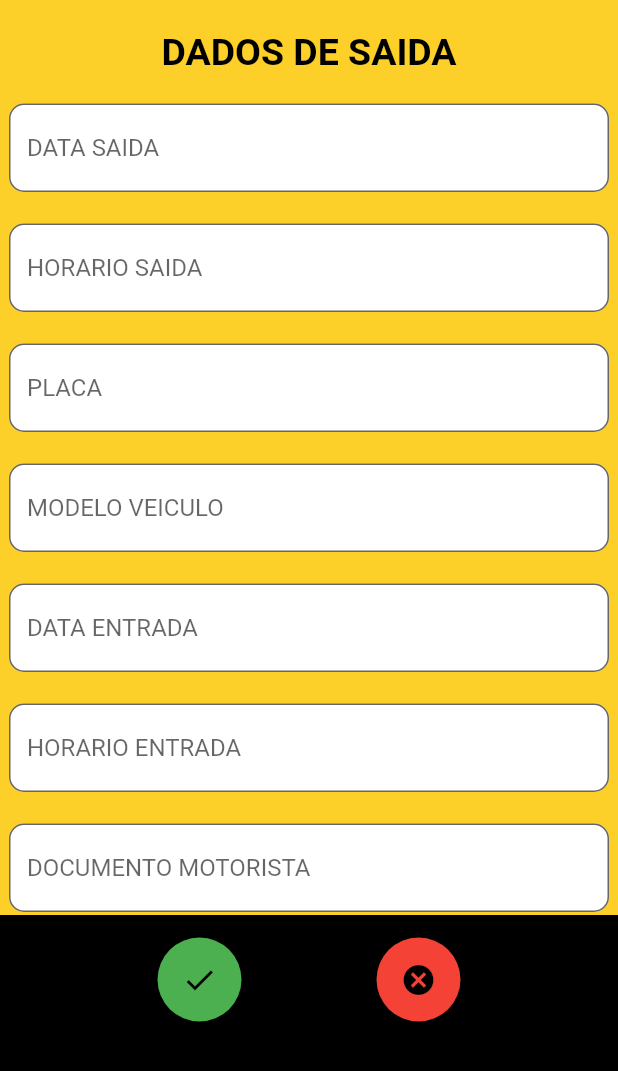
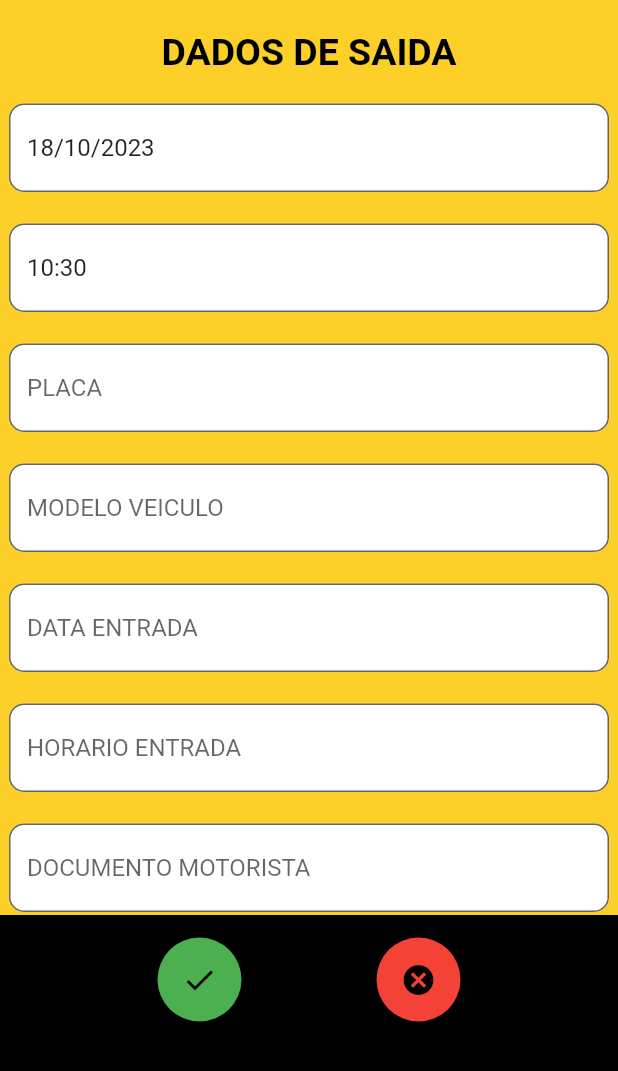
Before and after one commit to LameraSamuel/Watchin, a Flutter app: the Saida screen opened by its route, on a phone screen of 412 x 824 dp, the part 165-1236 px from its top. Run offline on Flutter 3.47's test engine with Material 2 defaults, Android fonts, the light colour scheme and no system bars.

Commit message:
alteracao de data e hora nos campos saida / entrada

```diff
--- a/gvpneus/lib/Line/line.dart
+++ b/gvpneus/lib/Line/line.dart
@@ -1,16 +1,18 @@
 import 'package:flutter/material.dart';
 
 class Line extends StatelessWidget {
+  final String hintText;
+  final double width;
+  final double height;
+  final TextEditingController? controller;
+
   const Line({
     Key? key,
     required this.hintText,
     this.width = 400,
     this.height = 80,
+    this.controller, // Adicione o controlador
   }) : super(key: key);
-
-  final String hintText;
-  final double width;
-  final double height;
 
   @override
   Widget build(BuildContext context) {
@@ -19,6 +21,7 @@ class Line extends StatelessWidget {
         width: width,
         height: height,
         child: TextFormField(
+          controller: controller, // Use o controlador fornecido
           decoration: InputDecoration(
             hintText: hintText,
             border: OutlineInputBorder(
--- a/gvpneus/lib/dados_saida/saida.dart
+++ b/gvpneus/lib/dados_saida/saida.dart
@@ -4,13 +4,29 @@ import 'package:gvpneus/Line/line.dart';
 import 'package:gvpneus/snackbar1/snackbar1.dart';
 
 class Saida extends StatefulWidget {
-  const Saida({super.key});
+  const Saida({Key? key}) : super(key: key);
 
   @override
   State<Saida> createState() => _SaidaState();
 }
 
 class _SaidaState extends State<Saida> {
+  final loginController = TextEditingController();
+  final senhaController = TextEditingController();
+
+  // Controladores para os campos de data e hora
+  TextEditingController dataController = TextEditingController();
+  TextEditingController horaController = TextEditingController();
+
+  @override
+  void initState() {
+    super.initState();
+    // Preencha os controladores com os valores atuais
+    dataController.text =
+        "${DateTime.now().day}/${DateTime.now().month}/${DateTime.now().year}";
+    horaController.text = "${DateTime.now().hour}:${DateTime.now().minute}";
+  }
+
   @override
   Widget build(BuildContext context) {
     return Scaffold(
@@ -37,7 +53,7 @@ class _SaidaState extends State<Saida> {
                     child: Center(
                       child: SingleChildScrollView(
                         child: Column(
-                          children: const [
+                          children: [
                             Padding(
                               padding: EdgeInsets.only(top: 20, bottom: 20),
                               child: Text(
@@ -50,9 +66,11 @@ class _SaidaState extends State<Saida> {
                             ),
                             Line(
                               hintText: 'DATA SAIDA',
+                              controller: dataController,
                             ),
                             Line(
                               hintText: 'HORARIO SAIDA',
+                              controller: horaController,
                             ),
                             Line(
                               hintText: 'PLACA',
```
Also changed, not shown: gvpneus/lib/dados_entrada/entrada.dart (+23 -7 lines), gvpneus/pubspec.lock.
